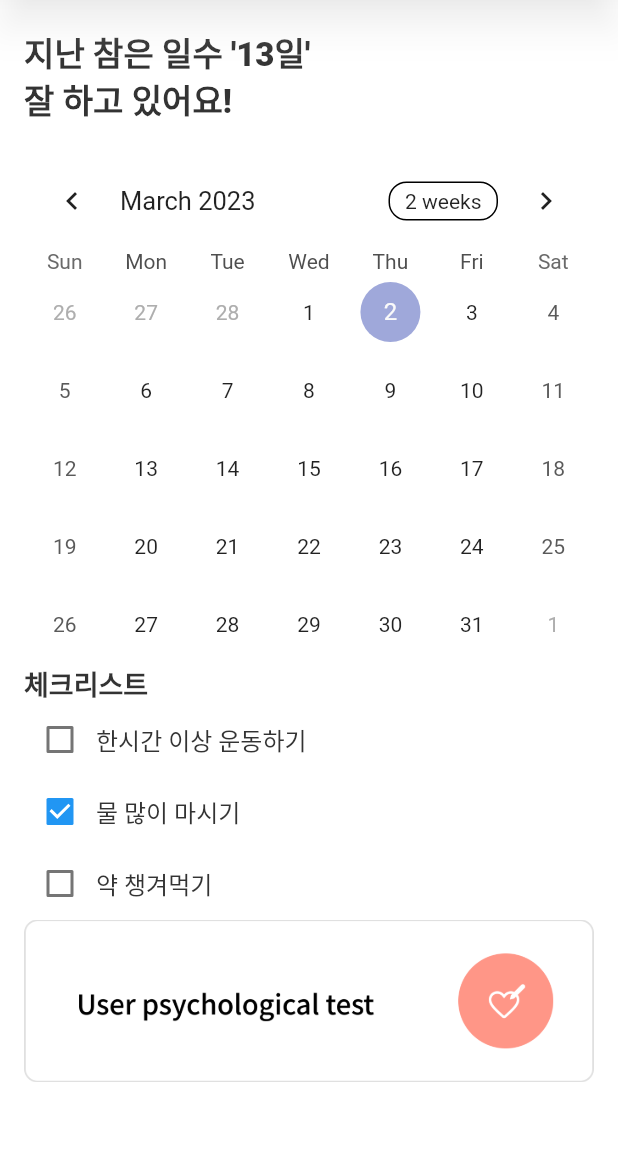
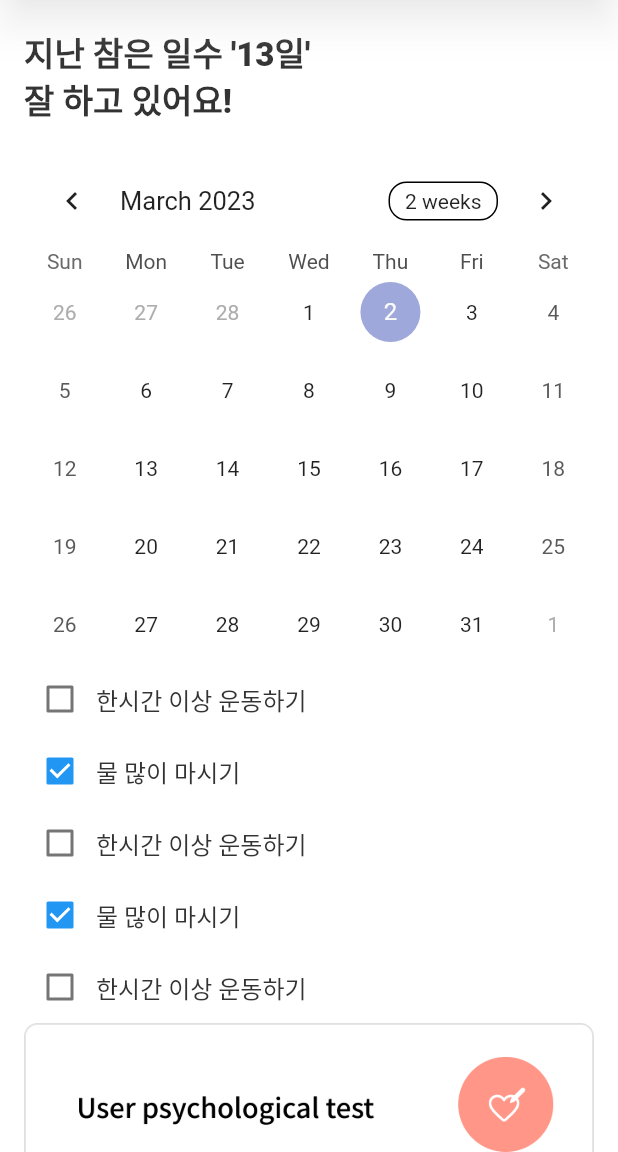
Before and after one commit to 2023-GSC-Diviction/Diviction-User, a Flutter app: the HomeSceen screen opened directly, on a phone screen of 412 x 824 dp, the part 84-1236 px from its top. Run offline on Flutter 3.47's test engine with Material 2 defaults, Android fonts, the light colour scheme and no system bars; drawn by our look-alikes of table_calendar; our stand-ins replace dio, flutter_chat_bubble, flutter_riverpod, shared_preferences; accounts and stored records are empty.

Commit message:
style: ListView -> Column

```diff
--- a/lib/screen/home_screen.dart
+++ b/lib/screen/home_screen.dart
@@ -57,31 +57,49 @@ class _HomeSceenState extends State<HomeSceen> {
   }
 
   Widget checkList() {
-    List<bool> checkBoxList = [false, true, false];
-    List<String> list = ['한시간 이상 운동하기', '물 많이 마시기', '약 챙겨먹기'];
+    List<bool> checkBoxList = [false, true, false, true, false];
+    List<String> list = [
+      '한시간 이상 운동하기',
+      '물 많이 마시기',
+      '약 챙겨먹기',
+      '물 많이 마시기',
+      '약 챙겨먹기'
+    ];
     return Column(
         crossAxisAlignment: CrossAxisAlignment.start,
-      children: [
-        Text('체크리스트', style: TextStyles.mainTextStyle),
-        ListView.builder(
-            shrinkWrap: true,
-            itemCount: list.length,
-            itemBuilder: (context, index) {
-              return Row(
+        children: checkBoxList
+            .map((e) => Row(
                   children: [
                     Checkbox(
-                      value: checkBoxList[index],
+                        value: e,
                         onChanged: (value) {
-                        checkBoxList[index] = value!;
+                          checkBoxList[checkBoxList.indexOf(e)] = value!;
                         }),
-                  Text(list[index],
+                    Text(list[checkBoxList.indexOf(e)],
                         style: TextStyle(
                             fontSize: 16, color: Palette.mainTextColor)),
                   ],
-              );
-            })
-      ],
-    );
+                ))
+            .toList());
+    //     ListView.builder(
+    //         shrinkWrap: true,
+    //         itemCount: list.length,
+    //         itemBuilder: (context, index) {
+    //           return Row(
+    //             children: [
+    //               Checkbox(
+    //                   value: checkBoxList[index],
+    //                   onChanged: (value) {
+    //                     checkBoxList[index] = value!;
+    //                   }),
+    //               Text(list[index],
+    //                   style: TextStyle(
+    //                       fontSize: 16, color: Palette.mainTextColor)),
+    //             ],
+    //           );
+    //         })
+    //   ],
+    // );
   }
 }
 
```
Also changed, not shown: pubspec.lock. Lines whose indentation alone changed are shown as unchanged.
